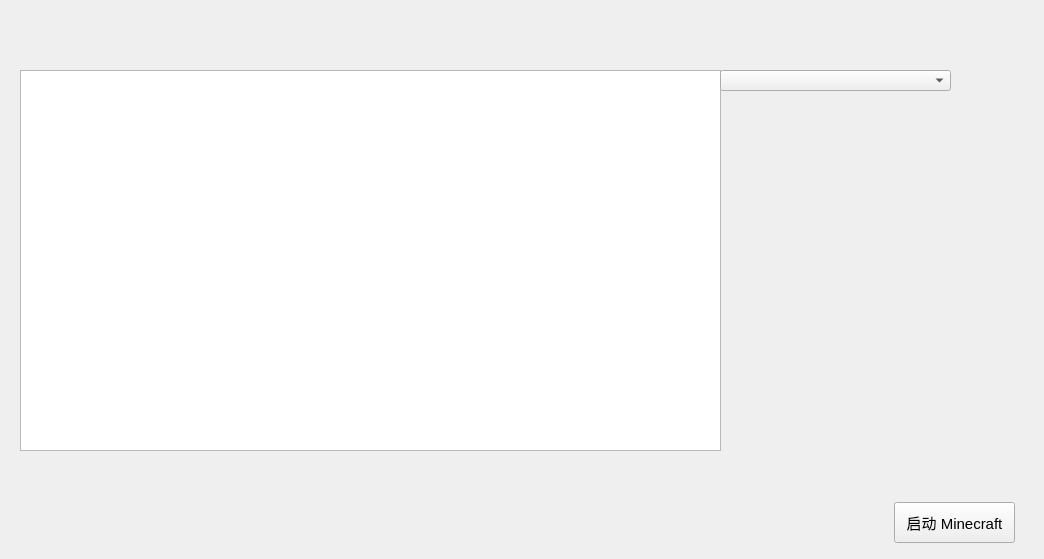
The window that TheStarryLuncher/TheStarryLuncher.ui (crackun24/TheStarryLuncher) describes before a commit, drawn with Qt 5.
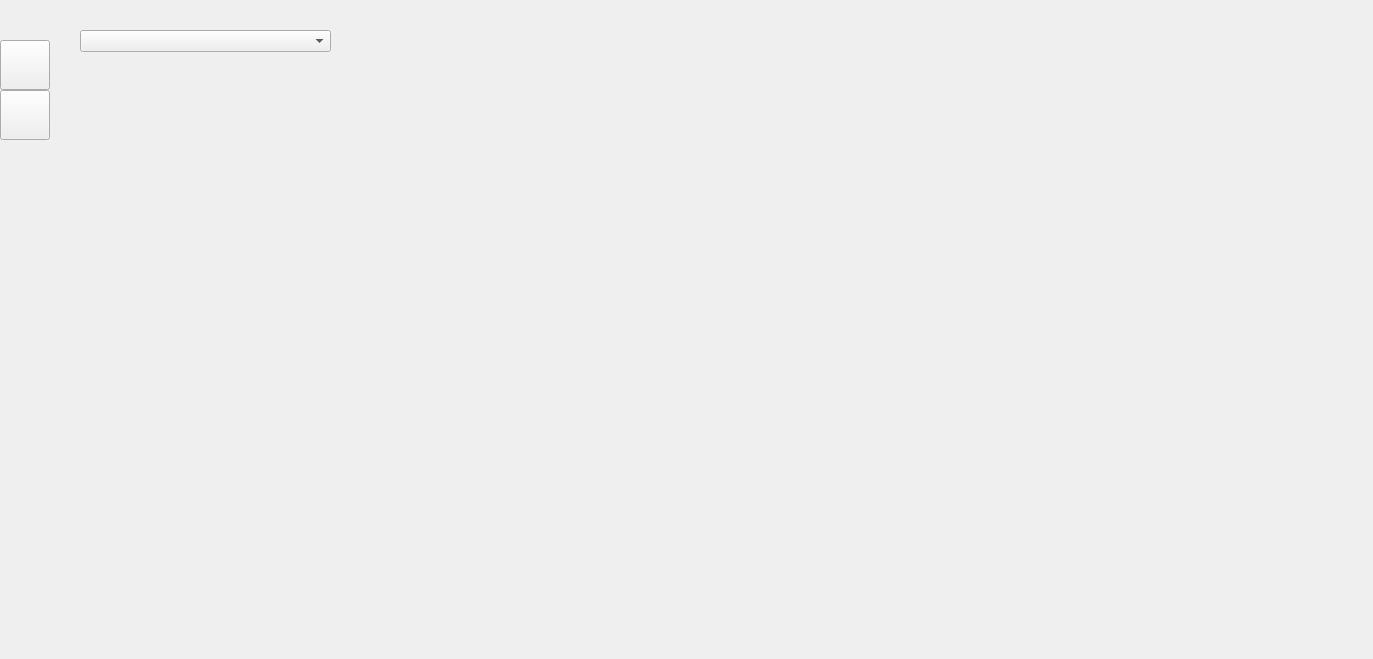
The same window after the commit. The open tabs and pages were chosen to show the change. Icons and pictures are not drawn.

What changed in the file:
```diff
--- a/TheStarryLuncher/TheStarryLuncher.ui
+++ b/TheStarryLuncher/TheStarryLuncher.ui
@@ -6,8 +6,8 @@
    <rect>
     <x>0</x>
     <y>0</y>
-    <width>1044</width>
-    <height>559</height>
+    <width>1373</width>
+    <height>659</height>
    </rect>
   </property>
   <property name="font">
@@ -18,11 +18,31 @@
   <property name="windowTitle">
    <string>TheStarryLuncher</string>
   </property>
+  <property name="windowIcon">
+   <iconset resource="TheStarryLuncher.qrc">
+    <normaloff>:/C:/Users/16479/Pictures/launcherIcon.ico</normaloff>:/C:/Users/16479/Pictures/launcherIcon.ico</iconset>
+  </property>
+  <property name="styleSheet">
+   <string notr="true"/>
+  </property>
+  <widget class="QStackedWidget" name="PageSwitch">
+   <property name="geometry">
+    <rect>
+     <x>50</x>
+     <y>0</y>
+     <width>1331</width>
+     <height>661</height>
+    </rect>
+   </property>
+   <property name="styleSheet">
+    <string notr="true"/>
+   </property>
+   <widget class="QWidget" name="mainPage">
   <widget class="QPushButton" name="pushButton">
    <property name="geometry">
     <rect>
-     <x>894</x>
-     <y>502</y>
+       <x>1200</x>
+       <y>610</y>
      <width>121</width>
      <height>41</height>
     </rect>
@@ -40,21 +60,57 @@
   <widget class="QTextBrowser" name="test">
    <property name="geometry">
     <rect>
-     <x>20</x>
-     <y>70</y>
+       <x>340</x>
+       <y>20</y>
      <width>701</width>
      <height>381</height>
     </rect>
    </property>
   </widget>
+   </widget>
+   <widget class="QWidget" name="downLoadPage">
   <widget class="QComboBox" name="gameList">
    <property name="geometry">
     <rect>
-     <x>720</x>
-     <y>70</y>
-     <width>231</width>
-     <height>21</height>
-    </rect>
+       <x>30</x>
+       <y>30</y>
+       <width>251</width>
+       <height>22</height>
+      </rect>
+     </property>
+    </widget>
+   </widget>
+  </widget>
+  <widget class="QPushButton" name="page_main">
+   <property name="geometry">
+    <rect>
+     <x>0</x>
+     <y>40</y>
+     <width>50</width>
+     <height>50</height>
+    </rect>
+   </property>
+   <property name="styleSheet">
+    <string notr="true">background-image: url(./src/main.png);</string>
+   </property>
+   <property name="text">
+    <string/>
+   </property>
+  </widget>
+  <widget class="QPushButton" name="page_download">
+   <property name="geometry">
+    <rect>
+     <x>0</x>
+     <y>90</y>
+     <width>50</width>
+     <height>50</height>
+    </rect>
+   </property>
+   <property name="styleSheet">
+    <string notr="true">background-image: url(./src/download.png);</string>
+   </property>
+   <property name="text">
+    <string/>
    </property>
   </widget>
  </widget>
```
Lines whose indentation alone changed are shown as unchanged.
